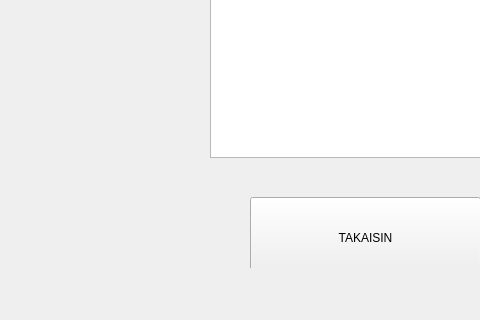
Qt form bank-automat/mainwindow.ui (tvt23-pankkiprojekti/SPO_Group1) before a commit; both pictures show x 0 to 480 and y 313 to 633 of the 805 by 633 pixel window.
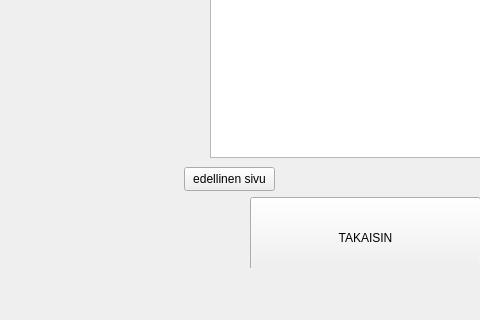
The same form after that commit.

```diff
--- a/bank-automat/mainwindow.ui
+++ b/bank-automat/mainwindow.ui
@@ -471,6 +471,19 @@
        <string>seuraava sivu</string>
       </property>
      </widget>
+     <widget class="QPushButton" name="pushButton">
+      <property name="geometry">
+       <rect>
+        <x>134</x>
+        <y>480</y>
+        <width>91</width>
+        <height>24</height>
+       </rect>
+      </property>
+      <property name="text">
+       <string>edellinen sivu</string>
+      </property>
+     </widget>
     </widget>
     <widget class="QWidget" name="pageKatsoTiedot">
      <widget class="QPushButton" name="btnTakaisin3">
```
